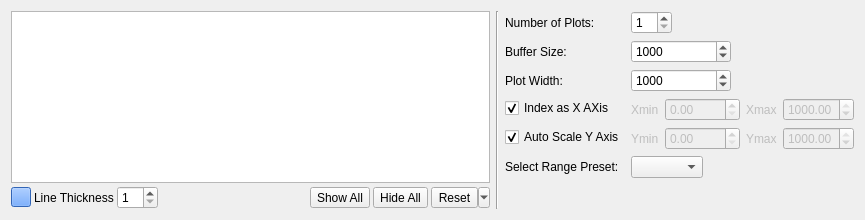
First picture: the form in src/plotcontrolpanel.ui, repository qiaorunpu/serialplot-HexEnhanceTestVer, before the edit.
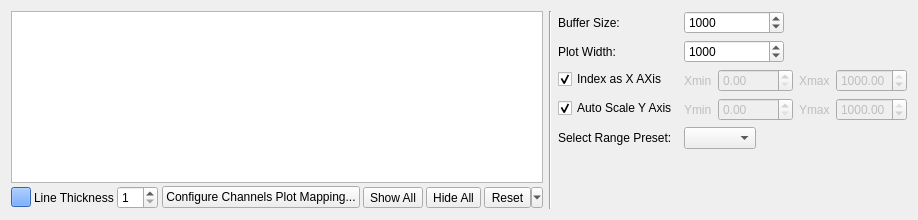
Second picture: the form after the edit.

Patch:
```diff
--- a/src/plotcontrolpanel.ui
+++ b/src/plotcontrolpanel.ui
@@ -132,6 +132,22 @@
           </property>
          </spacer>
         </item>
+        <item>
+         <widget class="QPushButton" name="pbConfigureMapping">
+          <property name="sizePolicy">
+           <sizepolicy hsizetype="Preferred" vsizetype="Fixed">
+            <horstretch>0</horstretch>
+            <verstretch>0</verstretch>
+           </sizepolicy>
+          </property>
+          <property name="toolTip">
+           <string>Configure how channels are assigned to different plots</string>
+          </property>
+          <property name="text">
+           <string>Configure Channels Plot Mapping...</string>
+          </property>
+         </widget>
+        </item>
         <item>
          <widget class="QToolButton" name="tbShowAll">
           <property name="toolTip">
@@ -195,26 +211,6 @@
      <property name="fieldGrowthPolicy">
       <enum>QFormLayout::FieldsStayAtSizeHint</enum>
      </property>
-     <item row="0" column="0">
-      <widget class="QLabel" name="label_numplots">
-       <property name="text">
-        <string>Number of Plots:</string>
-       </property>
-      </widget>
-     </item>
-     <item row="0" column="1">
-      <widget class="QSpinBox" name="spNumPlots">
-       <property name="minimum">
-        <number>1</number>
-       </property>
-       <property name="maximum">
-        <number>32</number>
-       </property>
-       <property name="value">
-        <number>1</number>
-       </property>
-      </widget>
-     </item>
      <item row="1" column="0">
       <widget class="QLabel" name="label_3">
        <property name="toolTip">
@@ -418,14 +414,14 @@
        </item>
       </layout>
      </item>
-     <item row="7" column="0">
+     <item row="5" column="0">
       <widget class="QLabel" name="label">
        <property name="text">
         <string>Select Range Preset:</string>
        </property>
       </widget>
      </item>
-     <item row="7" column="1">
+     <item row="5" column="1">
       <widget class="QComboBox" name="cbRangePresets"/>
      </item>
      <item row="2" column="0">
```
